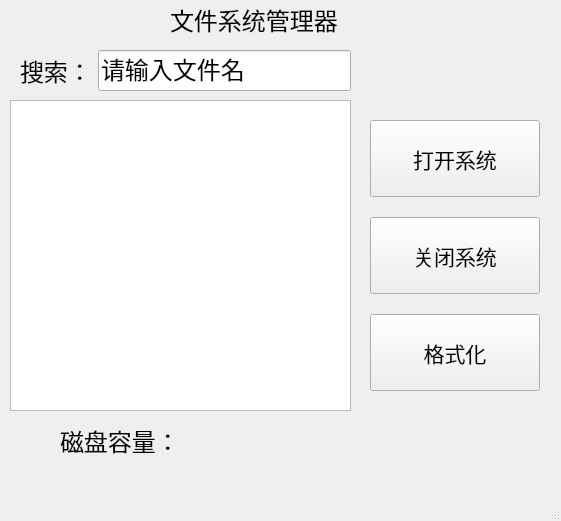
The window that form/mainwindow.ui (mcdudu233/FileSystem) describes before a commit, drawn with Qt 5.
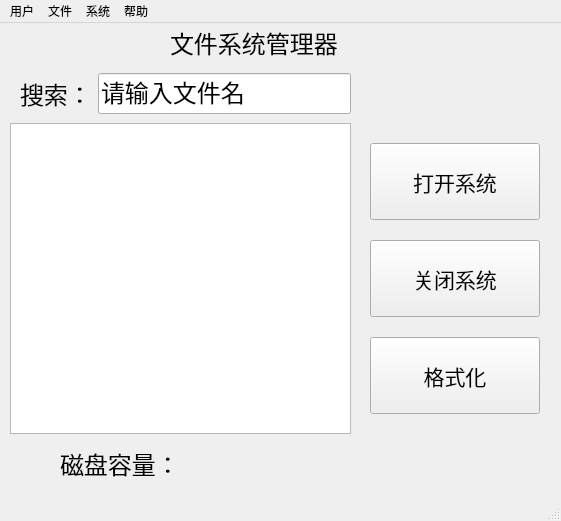
The same window after the commit.

Commit message: 新增菜单栏(关于在帮助下)

What changed in the file:
```diff
--- a/form/mainwindow.ui
+++ b/form/mainwindow.ui
@@ -214,9 +214,45 @@
      <x>0</x>
      <y>0</y>
      <width>561</width>
-     <height>33</height>
+     <height>22</height>
     </rect>
    </property>
+   <widget class="QMenu" name="menu">
+    <property name="title">
+     <string>用户</string>
+    </property>
+    <addaction name="actionNewUser"/>
+    <addaction name="actionDeleteUser"/>
+   </widget>
+   <widget class="QMenu" name="menu_2">
+    <property name="title">
+     <string>文件</string>
+    </property>
+    <addaction name="actionNewFile"/>
+    <addaction name="separator"/>
+    <addaction name="actionDeleteFile"/>
+    <addaction name="separator"/>
+   </widget>
+   <widget class="QMenu" name="menu_3">
+    <property name="title">
+     <string>系统</string>
+    </property>
+    <addaction name="actionNewsystem"/>
+    <addaction name="separator"/>
+    <addaction name="actionDeleteSystem"/>
+    <addaction name="separator"/>
+    <addaction name="actionExitSystem"/>
+   </widget>
+   <widget class="QMenu" name="menu_4">
+    <property name="title">
+     <string>帮助</string>
+    </property>
+    <addaction name="actionAbout"/>
+   </widget>
+   <addaction name="menu"/>
+   <addaction name="menu_2"/>
+   <addaction name="menu_3"/>
+   <addaction name="menu_4"/>
   </widget>
   <widget class="QStatusBar" name="statusbar"/>
  </widget>
```
Left out of the diff: 47 changed lines with no effect on the pictures. The commit also changes 2 other files.
